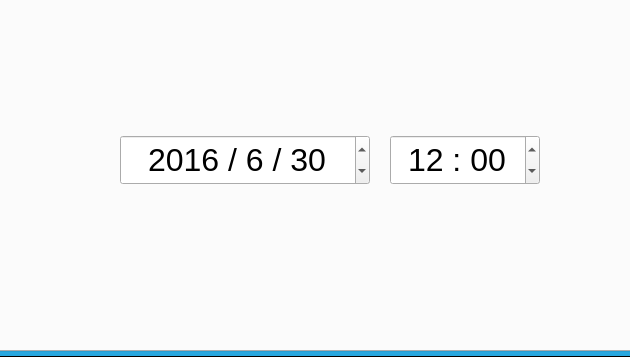
First picture: the form in settingdialog.ui, repository Keithsys730/ERC_UI_DEMO, before the edit; both pictures show x 87 to 717 and y 123 to 480 of the 800 by 480 pixel window.
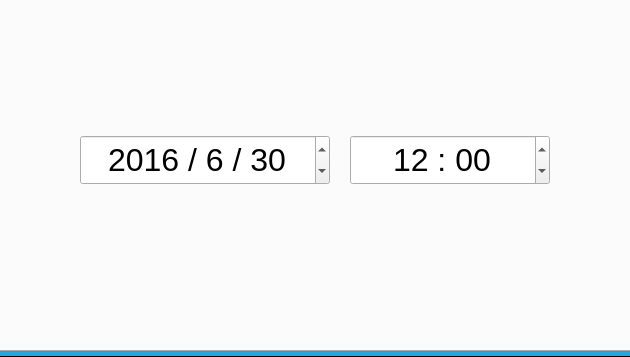
Second picture: the form after the edit. The open tabs and pages were chosen to show the change. Icons and pictures are not drawn.

Commit message: Add the switch mode action of the setting mode tab.

Patch:
```diff
--- a/settingdialog.ui
+++ b/settingdialog.ui
@@ -679,7 +679,7 @@
     <widget class="QDateEdit" name="dateEdit">
      <property name="geometry">
       <rect>
-       <x>200</x>
+       <x>160</x>
        <y>150</y>
        <width>250</width>
        <height>50</height>
@@ -731,9 +731,9 @@
     <widget class="QTimeEdit" name="timeEdit">
      <property name="geometry">
       <rect>
-       <x>470</x>
+       <x>430</x>
        <y>150</y>
-       <width>150</width>
+       <width>200</width>
        <height>50</height>
       </rect>
      </property>
```
Left out of the diff: 18 changed lines with no effect on the pictures. The commit also changes 2 other files.
